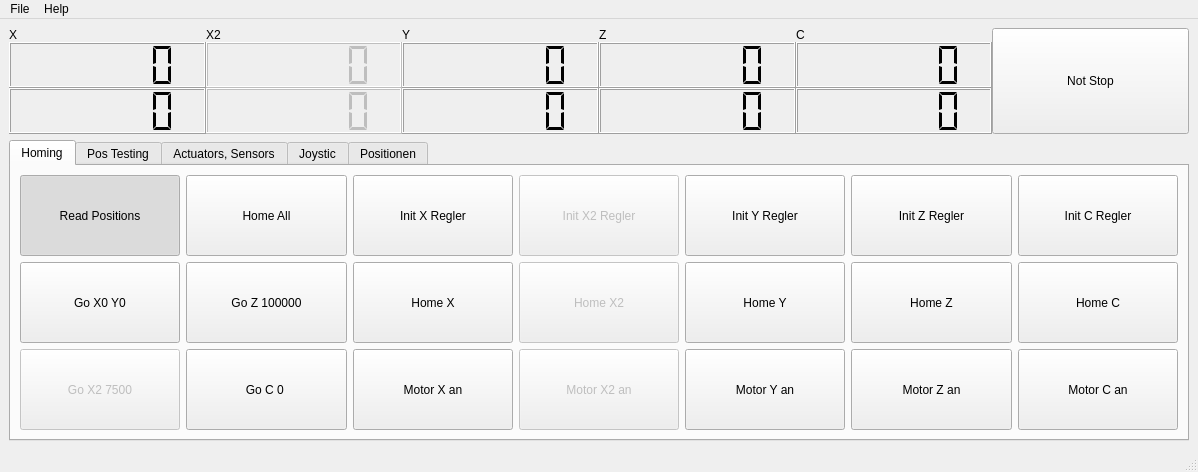
Before: the Qt Designer form Gui.ui in gxurma/PythonCanSteering, drawn with Qt 5.
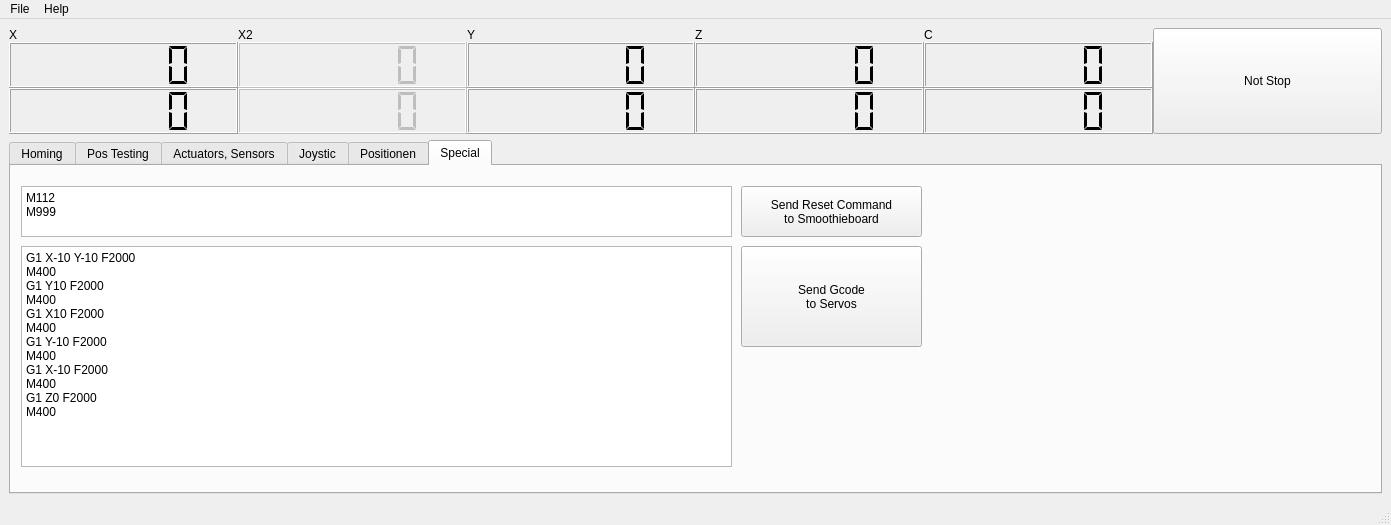
After: the same form once the commit is applied. The open tabs and pages were chosen to show the change.

Commit message: Added special tab

What changed in the file:
```diff
--- a/Gui.ui
+++ b/Gui.ui
@@ -9,8 +9,8 @@
    <rect>
     <x>0</x>
     <y>0</y>
-    <width>1114</width>
-    <height>472</height>
+    <width>1391</width>
+    <height>525</height>
    </rect>
   </property>
   <property name="windowTitle">
@@ -2221,6 +2221,78 @@
         </item>
        </layout>
       </widget>
+      <widget class="QWidget" name="tab_4">
+       <attribute name="title">
+        <string>Special</string>
+       </attribute>
+       <widget class="QPushButton" name="pushButtonSendResetCommand">
+        <property name="geometry">
+         <rect>
+          <x>730</x>
+          <y>20</y>
+          <width>181</width>
+          <height>51</height>
+         </rect>
+        </property>
+        <property name="text">
+         <string>Send Reset Command
+to Smoothieboard</string>
+        </property>
+       </widget>
+       <widget class="QPlainTextEdit" name="plainTextEditResetCommand">
+        <property name="geometry">
+         <rect>
+          <x>10</x>
+          <y>20</y>
+          <width>711</width>
+          <height>51</height>
+         </rect>
+        </property>
+        <property name="plainText">
+         <string>M112
+M999</string>
+        </property>
+       </widget>
+       <widget class="QPlainTextEdit" name="plainTextEditGcode">
+        <property name="geometry">
+         <rect>
+          <x>10</x>
+          <y>80</y>
+          <width>711</width>
+          <height>221</height>
+         </rect>
+        </property>
+        <property name="plainText">
+         <string>G1 X-10 Y-10 F2000
+M400
+G1 Y10 F2000
+M400
+G1 X10 F2000
+M400
+G1 Y-10 F2000
+M400
+G1 X-10 F2000
+M400
+G1 Z0 F2000
+M400
+</string>
+        </property>
+       </widget>
+       <widget class="QPushButton" name="pushButtonSendGcode">
+        <property name="geometry">
+         <rect>
+          <x>730</x>
+          <y>80</y>
+          <width>181</width>
+          <height>101</height>
+         </rect>
+        </property>
+        <property name="text">
+         <string>Send Gcode
+to Servos</string>
+        </property>
+       </widget>
+      </widget>
      </widget>
     </item>
    </layout>
@@ -2230,8 +2302,8 @@
     <rect>
      <x>0</x>
      <y>0</y>
-     <width>1114</width>
-     <height>21</height>
+     <width>1391</width>
+     <height>25</height>
     </rect>
    </property>
    <widget class="QMenu" name="menuFile">
```
The commit also changes 1 other file.
